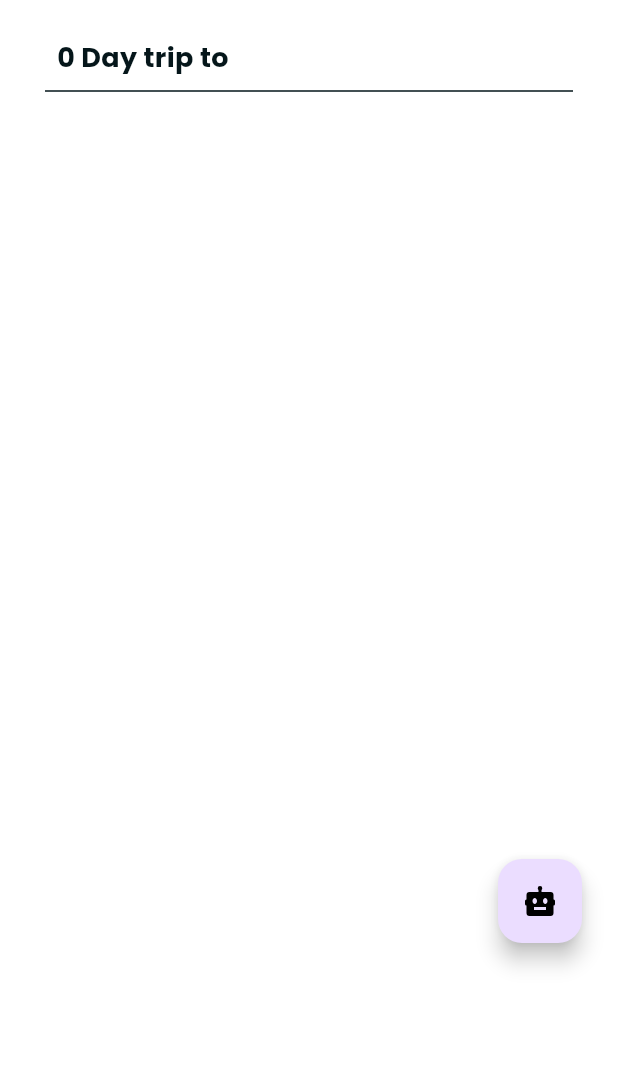
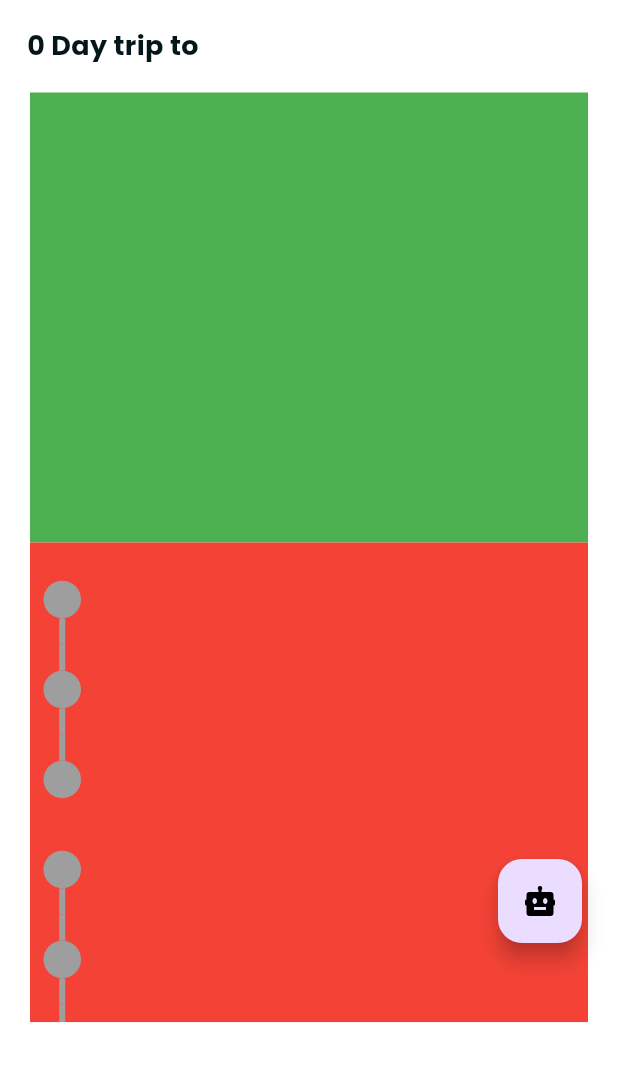
Before and after one commit to CeylonTrail/frontend-mobile, a Flutter app: the TripScreen1 screen opened directly, swiped to page 3, on a phone screen of 412 x 824 dp, the part 137-1219 px from its top. Run offline on Flutter 3.47's test engine with Material 3 defaults, Android fonts, the phone set to English and light mode, and no system bars; drawn by our look-alikes of timeline_tile; our stand-ins replace flutter_svg, get, google_fonts, image_picker, shared_preferences, smooth_page_indicator and 1 more; missing offline and left inert: back_button_interceptor; accounts and stored records are empty; network calls fail; statements that could not run were skipped.

Commit message:
trip planning screen modifications

```diff
--- a/lib/screen/trip_screen_1.dart
+++ b/lib/screen/trip_screen_1.dart
@@ -1,5 +1,6 @@
 import 'package:ceylontrailapp/screen/home_screen.dart';
 import 'package:flutter/material.dart';
+import 'package:flutter/services.dart';
 import 'package:get/get.dart';
 import '../controllers/trip_plan_controller.dart';
 import '../theme/app_theme.dart';
@@ -37,6 +38,9 @@ class TripScreen1State extends State<TripScreen1> {
   }
 
   void _onNextPressed() {
+    if(_currentPageIndex == 0){
+      SystemChannels.textInput.invokeMethod('TextInput.hide');
+    }
     if (_formKey.currentState?.validate() ?? false) {
       final numberOfDays = int.tryParse(_daysController.text) ?? 0;
       print("Number of days entered: $numberOfDays"); // Debug print
--- a/lib/screen/trip_screen_3.dart
+++ b/lib/screen/trip_screen_3.dart
@@ -1,3 +1,4 @@
+import 'package:ceylontrailapp/widgets/trip_timeline.dart';
 import 'package:flutter/material.dart';
 import 'package:get/get.dart';
 import '../theme/app_theme.dart';
@@ -8,6 +9,7 @@ class TripScreen3 extends StatelessWidget {
 
   @override
   Widget build(BuildContext context) {
+    final size = MediaQuery.of(context).size;
     return Obx(() {
       final controller = Get.find<TripPlanController>();
       final selectedDay = controller.selectedDay.value;
@@ -16,7 +18,7 @@ class TripScreen3 extends StatelessWidget {
 
       return SingleChildScrollView(
         child: Padding(
-          padding: const EdgeInsets.symmetric(vertical: 8.0, horizontal: 30),
+          padding: const EdgeInsets.symmetric(horizontal: 10),
           child: Column(
             crossAxisAlignment: CrossAxisAlignment.start,
             children: [
@@ -33,16 +35,42 @@ class TripScreen3 extends StatelessWidget {
                   ),
                 ),
               ),
-              Divider(
-                height: 2,
-                color: AppTheme.colors.primary_dark_3,
+              // Divider(
+              //   height: 2,
+              //   color: AppTheme.colors.primary_dark_3,
+              // ),
+
+              SizedBox(
+                height: size.height * 0.79,
+                width: size.width * 1,
+                child: Padding(
+                  padding: const EdgeInsets.symmetric(horizontal: 10.0, vertical: 10),
+                  child: Column(
+                    children: [
+                      Container(
+                        child: Container(
+                          color: Colors.green,
+                          width: double.infinity,
+                          height: 300,
                         ),
-              Row(
+                      ),
+                      Container(
+                        height: size.height * 0.388,
+                        color: Colors.red,
+                        child: Padding(
+                          padding: const EdgeInsets.only(top: 8.0, left: 8),
+                          child: Row(
                             children: [
                               SingleChildScrollView(
+                                scrollDirection: Axis.vertical,
                                 child: Column(
                                   children: [
-
+                                    TripTimeline(isFirst: true, isLast: false, isPast: true),
+                                    TripTimeline(isFirst: false, isLast: false, isPast: true),
+                                    TripTimeline(isFirst: false, isLast: true, isPast: false),
+                                    TripTimeline(isFirst: true, isLast: false, isPast: true),
+                                    TripTimeline(isFirst: false, isLast: false, isPast: true),
+                                    TripTimeline(isFirst: false, isLast: true, isPast: false),
                                   ],
                                 ),
                               ),
@@ -52,7 +80,15 @@ class TripScreen3 extends StatelessWidget {
                                 ],
                               )
                             ],
+                          ),
+                        ),
                       )
+                    ],
+                  ),
+                ),
+              ),
+
+
             ],
           ),
         ),
--- a/lib/widgets/trip_appbar.dart
+++ b/lib/widgets/trip_appbar.dart
@@ -185,7 +185,7 @@ class _TripAppbarState extends State<TripAppbar> {
                             borderRadius: BorderRadius.circular(22.0),
                           ),
                           child: Text(
-                            widget.currentPageIndex == 2 ? 'Save' : 'Next',
+                            widget.currentPageIndex >= 2 ? 'Save' : 'Next',
                             style: TextStyle(
                               fontSize: 16.0,
                               color: AppTheme.colors.white,
--- a/lib/widgets/trip_plan_parent.dart
+++ b/lib/widgets/trip_plan_parent.dart
@@ -23,6 +23,7 @@ class TripPlanParentState extends State<TripPlanParent> {
   }
 
   void _onNextPressed() {
+
     if (_currentPageIndex < 2) {
       setState(() {
         _currentPageIndex++;
--- /dev/null
+++ b/lib/widgets/trip_timeline.dart
@@ -0,0 +1,29 @@
+import 'package:flutter/material.dart';
+import 'package:timeline_tile/timeline_tile.dart';
+
+class TripTimeline extends StatelessWidget {
+  final bool isFirst;
+  final bool isLast;
+  final bool isPast;
+
+  const TripTimeline(
+      {required this.isFirst,
+      required this.isLast,
+      required this.isPast,
+      super.key});
+
+  @override
+  Widget build(BuildContext context) {
+    return Padding(
+      padding: const EdgeInsets.symmetric(horizontal: 1.0),
+      child: SizedBox(
+        height: 60,
+        width: 100,
+        child: TimelineTile(
+          isFirst: isFirst,
+          isLast: isLast,
+        ),
+      ),
+    );
+  }
+}
```
Also changed, not shown: 1 other file. Lines whose indentation alone changed are shown as unchanged.
